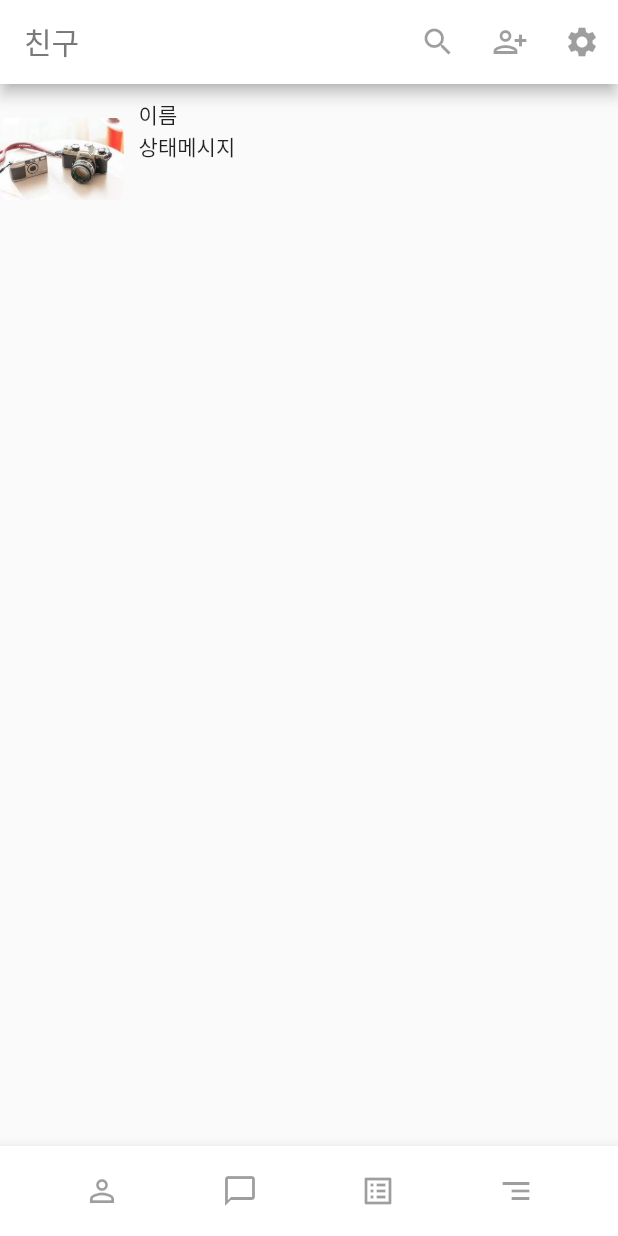
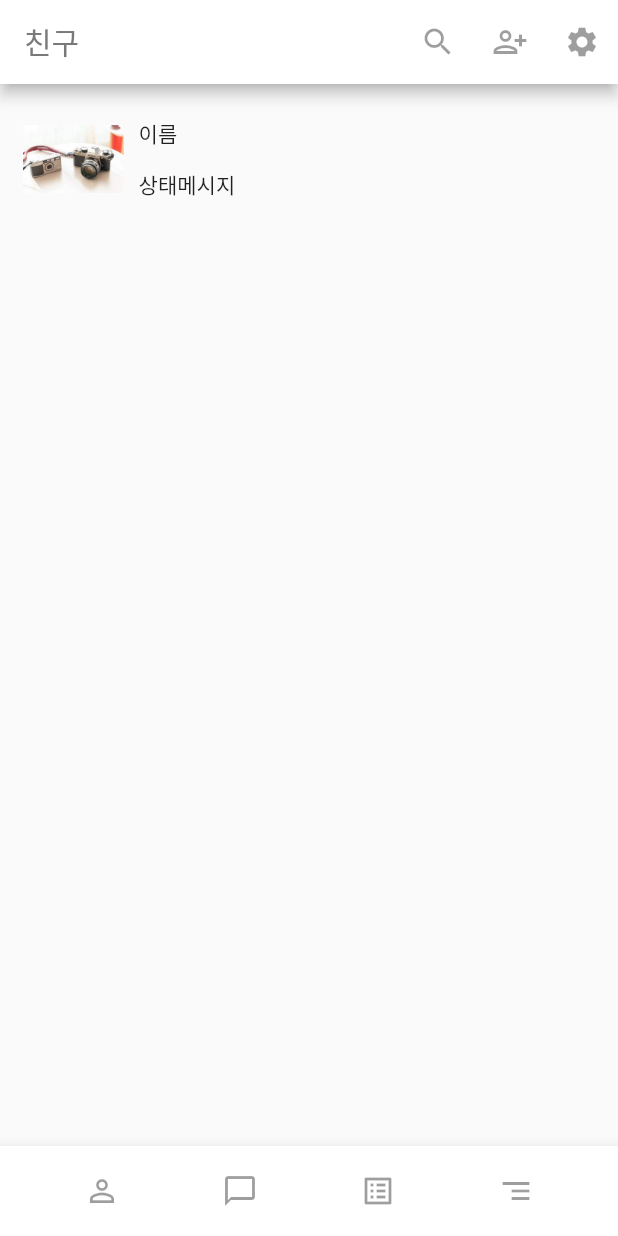
Before and after one commit to ChoiYoungHan/SNSApplication, a Flutter app: the screen it shows after launch, on a phone screen of 412 x 824 dp. Run offline on Flutter 3.47's test engine with Material 2 defaults, Android fonts, the phone set to English and light mode, and no system bars.

Commit message:
2022 10 23 마무리 (주석추가)

```diff
--- a/lib/main.dart
+++ b/lib/main.dart
@@ -38,14 +38,18 @@ class HomeScreen extends StatelessWidget{
         height: 100, // 세로 150
         child: Row(
           children: [
-            Flexible(child: ClipRRect(
-              borderRadius: BorderRadius.circular(35),
-              child: Image.asset('assets/Camera.jpg', width: 100, height: 100)), flex: 2
+            Flexible(child: Padding( // 여백을 주기 위해 사용하는 위젯
+              padding: EdgeInsets.fromLTRB(15, 0, 0, 0), // 좌측에 15만큼 여백을 줌
+              child: ClipRRect( // 네모의 각진 부분을 둥글게 하고 싶을 때 사용
+                  borderRadius: BorderRadius.circular(55), // 4면을 55만큼 줄여서 둥글게 함
+                  child: Image.asset('assets/Camera.jpg', width: 100, height: 100))
+            ), flex: 2
             ),
             Flexible(child: Container(
-              width: double.infinity,
-              padding: EdgeInsets.all(10),
-              child: Column(
+              width: double.infinity, // 길이를 최대로
+              padding: EdgeInsets.all(10), // 모든 면의 여백을 10
+              child: Column( // 세로
+                mainAxisAlignment: MainAxisAlignment.spaceEvenly,
                 crossAxisAlignment: CrossAxisAlignment.start,
                 children: [
                   Flexible(child: Text('이름'), flex: 1),
```
